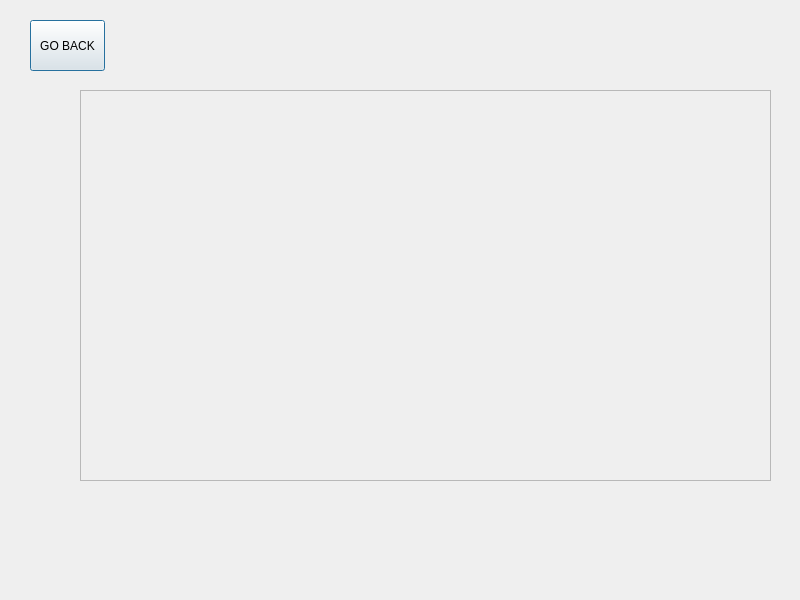
Qt form asa_application/analisis_demo.ui (razulued/qt_application) before a commit.
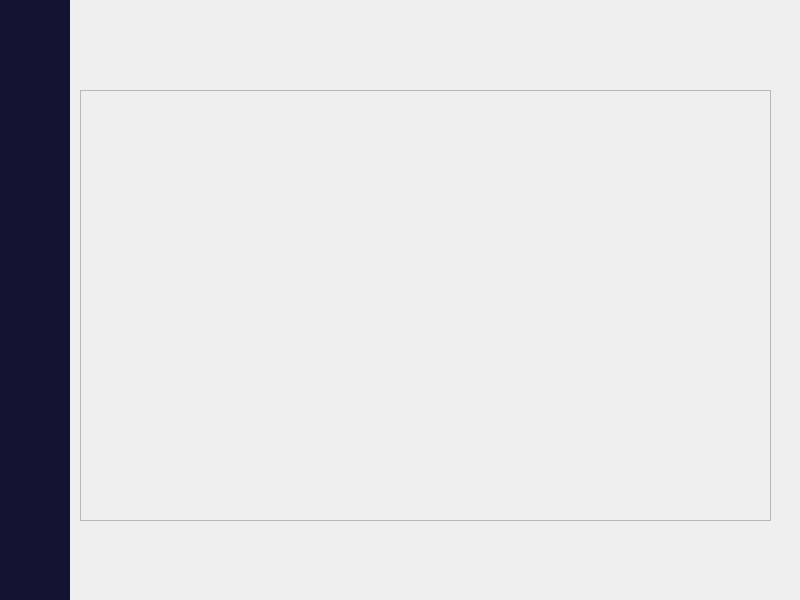
The same form after that commit. Icons and pictures are not drawn.

Commit message: Add left menu

```diff
--- a/asa_application/analisis_demo.ui
+++ b/asa_application/analisis_demo.ui
@@ -16,14 +16,24 @@
   <widget class="QPushButton" name="pushButton">
    <property name="geometry">
     <rect>
-     <x>30</x>
-     <y>20</y>
-     <width>75</width>
+     <x>730</x>
+     <y>10</y>
+     <width>51</width>
      <height>51</height>
     </rect>
    </property>
+   <property name="styleSheet">
+    <string notr="true">#pushButton
+{
+background-color: transparent;
+background-image: url(:/demo/images/Demo/Home .png);
+background-repeat: none;
+background-position: center;
+border: none;
+}</string>
+   </property>
    <property name="text">
-    <string>GO BACK</string>
+    <string/>
    </property>
   </widget>
   <widget class="QFrame" name="frame">
@@ -32,7 +42,7 @@
      <x>80</x>
      <y>90</y>
      <width>691</width>
-     <height>391</height>
+     <height>431</height>
     </rect>
    </property>
    <property name="frameShape">
@@ -44,47 +54,47 @@
    <widget class="QWidget" name="widget" native="true">
     <property name="geometry">
      <rect>
-      <x>170</x>
+      <x>160</x>
       <y>10</y>
       <width>180</width>
-      <height>180</height>
+      <height>200</height>
      </rect>
     </property>
    </widget>
    <widget class="QWidget" name="widget_2" native="true">
     <property name="geometry">
      <rect>
-      <x>350</x>
+      <x>340</x>
       <y>10</y>
       <width>180</width>
-      <height>180</height>
+      <height>200</height>
      </rect>
     </property>
    </widget>
    <widget class="QWidget" name="widget_3" native="true">
     <property name="geometry">
      <rect>
-      <x>170</x>
-      <y>190</y>
+      <x>160</x>
+      <y>225</y>
       <width>180</width>
-      <height>180</height>
+      <height>200</height>
      </rect>
     </property>
    </widget>
    <widget class="QWidget" name="widget_4" native="true">
     <property name="geometry">
      <rect>
-      <x>350</x>
-      <y>190</y>
+      <x>340</x>
+      <y>225</y>
       <width>180</width>
-      <height>180</height>
+      <height>200</height>
      </rect>
     </property>
    </widget>
    <widget class="QWidget" name="aleta1" native="true">
     <property name="geometry">
      <rect>
-      <x>30</x>
+      <x>20</x>
       <y>56</y>
       <width>151</width>
       <height>91</height>
@@ -104,7 +114,7 @@
    <widget class="QWidget" name="aleta2" native="true">
     <property name="geometry">
      <rect>
-      <x>520</x>
+      <x>510</x>
       <y>56</y>
       <width>151</width>
       <height>91</height>
@@ -124,8 +134,8 @@
    <widget class="QWidget" name="aleta3" native="true">
     <property name="geometry">
      <rect>
-      <x>30</x>
-      <y>236</y>
+      <x>20</x>
+      <y>270</y>
       <width>151</width>
       <height>91</height>
      </rect>
@@ -144,8 +154,8 @@
    <widget class="QWidget" name="aleta4" native="true">
     <property name="geometry">
      <rect>
-      <x>520</x>
-      <y>236</y>
+      <x>510</x>
+      <y>270</y>
       <width>151</width>
       <height>91</height>
      </rect>
@@ -162,6 +172,98 @@
     </property>
    </widget>
   </widget>
+  <widget class="QWidget" name="left_menu" native="true">
+   <property name="geometry">
+    <rect>
+     <x>0</x>
+     <y>0</y>
+     <width>70</width>
+     <height>600</height>
+    </rect>
+   </property>
+   <property name="styleSheet">
+    <string notr="true">#left_menu
+{
+background-color: rgb(19,19,50);
+}</string>
+   </property>
+   <widget class="QPushButton" name="graph_button">
+    <property name="geometry">
+     <rect>
+      <x>10</x>
+      <y>80</y>
+      <width>51</width>
+      <height>41</height>
+     </rect>
+    </property>
+    <property name="styleSheet">
+     <string notr="true">#graph_button
+{
+background-color: transparent;
+background-image: url(:/demo/images/Demo/Graph Menu.png);
+background-repeat: none;
+background-position: center;
+border: none;
+}</string>
+    </property>
+    <property name="text">
+     <string/>
+    </property>
+   </widget>
+   <widget class="QPushButton" name="close_menu">
+    <property name="geometry">
+     <rect>
+      <x>10</x>
+      <y>20</y>
+      <width>51</width>
+      <height>41</height>
+     </rect>
+    </property>
+    <property name="styleSheet">
+     <string notr="true">#close_menu
+{
+background-color: transparent;
+background-image: url(:/demo/images/Demo/Close Menu.png);
+background-repeat: none;
+background-position: center;
+border: none;
+}</string>
+    </property>
+    <property name="text">
+     <string/>
+    </property>
+   </widget>
+   <zorder>graph_button</zorder>
+   <zorder>close_menu</zorder>
+   <zorder>show_menu</zorder>
+  </widget>
+  <widget class="QPushButton" name="show_menu">
+   <property name="geometry">
+    <rect>
+     <x>10</x>
+     <y>20</y>
+     <width>51</width>
+     <height>41</height>
+    </rect>
+   </property>
+   <property name="styleSheet">
+    <string notr="true">#show_menu
+{
+background-color: transparent;
+background-image: url(:/demo/images/Demo/Menu.png);
+background-repeat: none;
+background-position: center;
+border: none;
+}</string>
+   </property>
+   <property name="text">
+    <string/>
+   </property>
+  </widget>
+  <zorder>show_menu</zorder>
+  <zorder>frame</zorder>
+  <zorder>left_menu</zorder>
+  <zorder>pushButton</zorder>
  </widget>
  <resources/>
  <connections/>
```
The commit also changes 8 other files.
